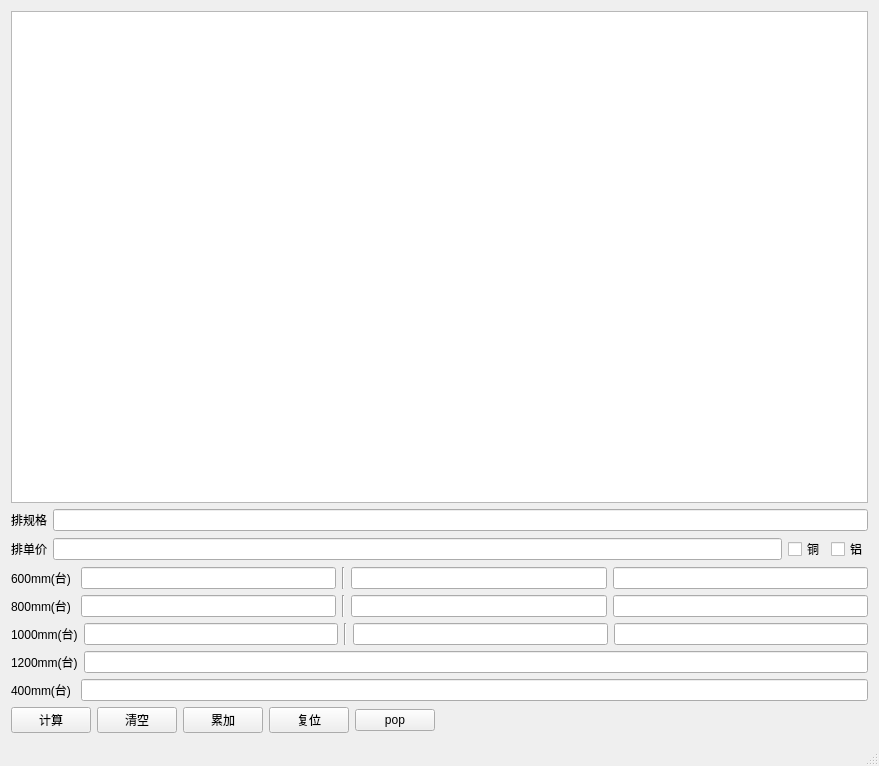
Above: mainwindow.ui from mengtianwxs/cps before the change. Below: the same form after it.
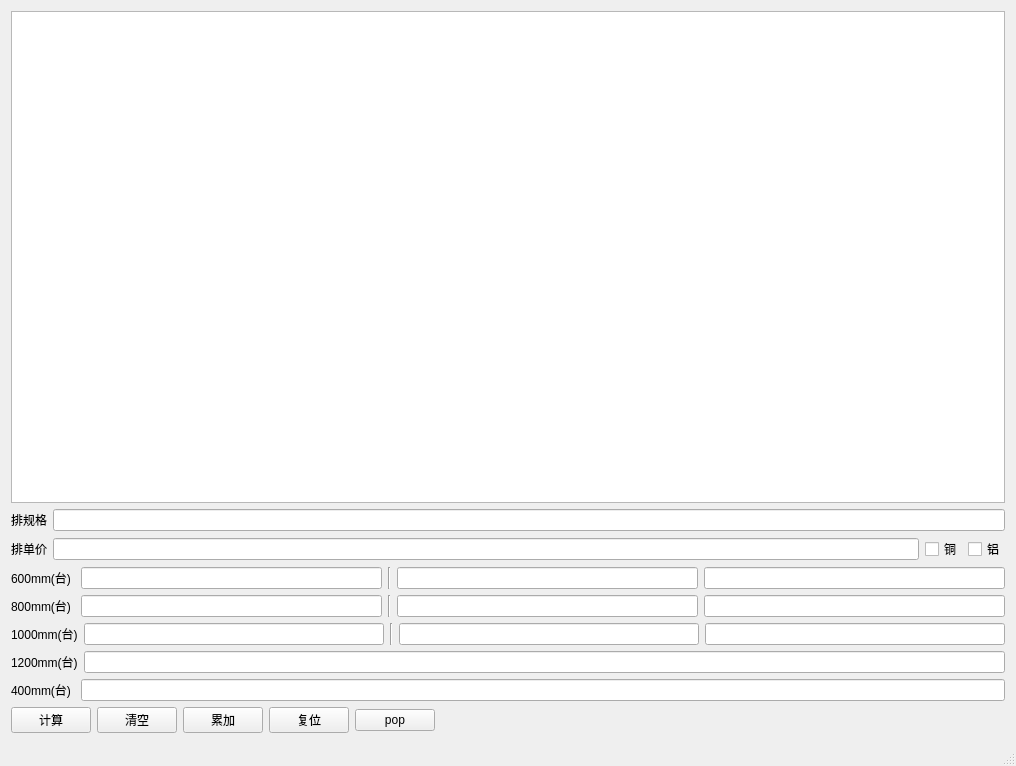
That is the form after the change.

Patch:
```diff
--- a/mainwindow.ui
+++ b/mainwindow.ui
@@ -6,7 +6,7 @@
    <rect>
     <x>0</x>
     <y>0</y>
-    <width>879</width>
+    <width>1016</width>
     <height>766</height>
    </rect>
   </property>
```
Left out of the diff: 17 changed lines with no effect on the pictures.
